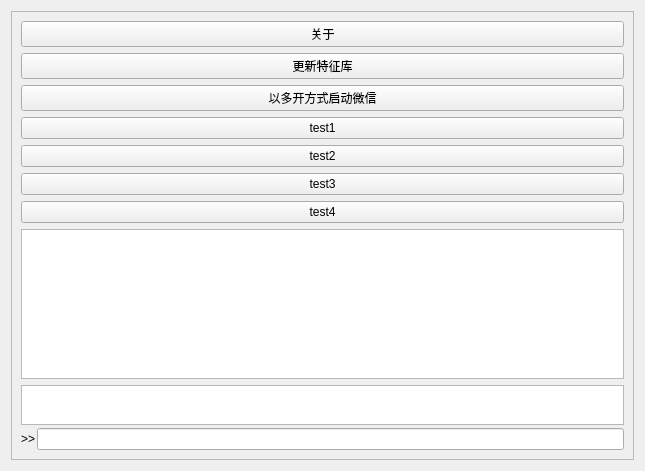
First picture: the form in src/wxbox/ui/mainwindow.ui, repository 12CrazyPaul21/WxBox, before the edit.
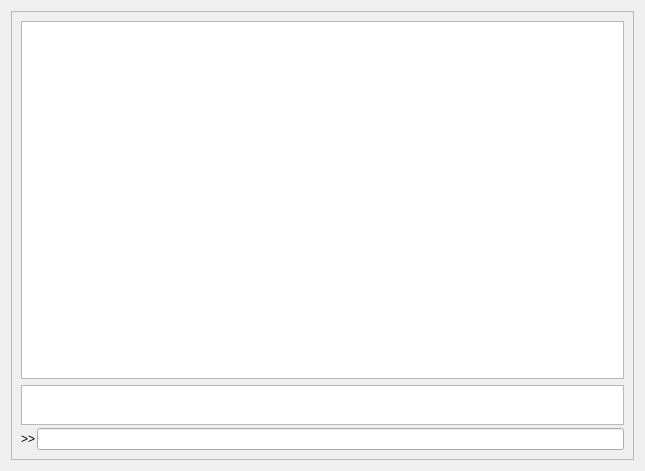
Second picture: the form after the edit. Icons and pictures are not drawn. Custom widgets are drawn as their Qt base class.

```diff
--- a/src/wxbox/ui/mainwindow.ui
+++ b/src/wxbox/ui/mainwindow.ui
@@ -24,53 +24,7 @@
      </property>
      <layout class="QVBoxLayout" name="verticalLayout_2">
       <item>
-       <widget class="QPushButton" name="btn_about">
-        <property name="text">
-         <string>关于</string>
-        </property>
-       </widget>
-      </item>
-      <item>
-       <widget class="QPushButton" name="btnUpdateFeatureRepository">
-        <property name="text">
-         <string>更新特征库</string>
-        </property>
-       </widget>
-      </item>
-      <item>
-       <widget class="QPushButton" name="btnStartWeChat">
-        <property name="text">
-         <string>以多开方式启动微信</string>
-        </property>
-       </widget>
-      </item>
-      <item>
-       <widget class="QPushButton" name="btn_test1">
-        <property name="text">
-         <string>test1</string>
-        </property>
-       </widget>
-      </item>
-      <item>
-       <widget class="QPushButton" name="btn_test2">
-        <property name="text">
-         <string>test2</string>
-        </property>
-       </widget>
-      </item>
-      <item>
-       <widget class="QPushButton" name="btn_test3">
-        <property name="text">
-         <string>test3</string>
-        </property>
-       </widget>
-      </item>
-      <item>
-       <widget class="QPushButton" name="btn_test4">
-        <property name="text">
-         <string>test4</string>
-        </property>
-       </widget>
+       <layout class="QHBoxLayout" name="horizontalLayoutToolBar"/>
       </item>
       <item>
        <widget class="QTableView" name="viewWeChatStatus"/>
```
Left out of the diff: 110 changed lines with no effect on the pictures.
